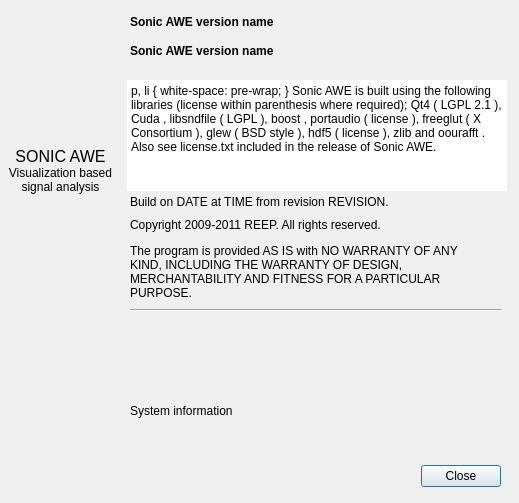
Above: tools/aboutdialog.ui from gustafsson/freq before the change. Below: the same form after it.
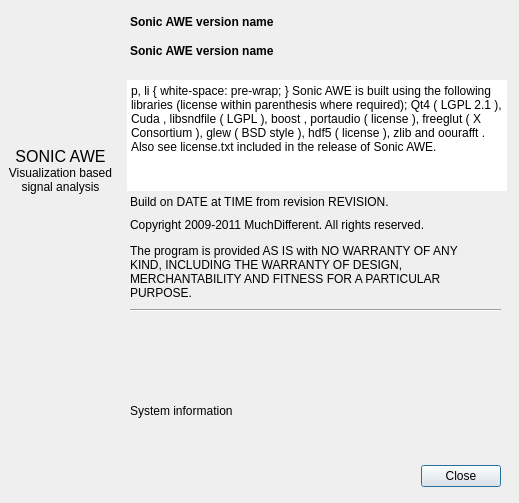
That is the form after the change. Icons and pictures are not drawn.

Commit message: Organization name is MuchDifferent.

```diff
--- a/tools/aboutdialog.ui
+++ b/tools/aboutdialog.ui
@@ -91,12 +91,12 @@
     <rect>
      <x>130</x>
      <y>215</y>
-     <width>371</width>
+     <width>381</width>
      <height>20</height>
     </rect>
    </property>
    <property name="text">
-    <string>Copyright 2009-2011 REEP. All rights reserved.</string>
+    <string>Copyright 2009-2011 MuchDifferent. All rights reserved.</string>
    </property>
   </widget>
   <widget class="QLabel" name="label_6">
```
The commit also changes 2 other files.
